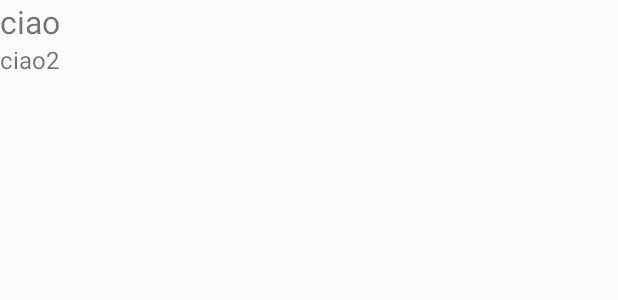
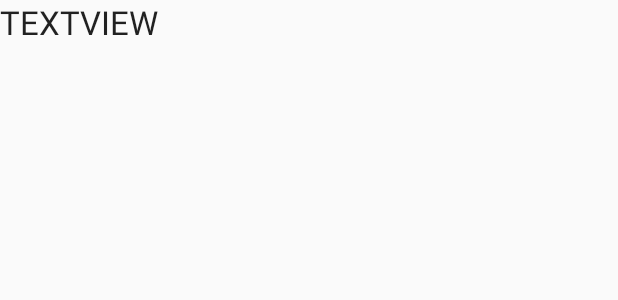
Before and after one commit to Biase/Bricks, an Android app: the layout da_text.xml on its own in the app's theme, with its tools: preview values and no code run, on a phone screen of 412 x 824 dp. Shown: the top 300 px of the screen. Run offline under Robolectric (Android 15) with nearby library versions, the phone set to English and light mode, and no system bars; network calls fail.

```diff
--- a/app/src/main/res/layout/da_text.xml
+++ b/app/src/main/res/layout/da_text.xml
@@ -1,25 +1,10 @@
 <?xml version="1.0" encoding="utf-8"?>
-
-<LinearLayout  xmlns:android="http://schemas.android.com/apk/res/android"
-    android:orientation="vertical"
-    android:layout_width="match_parent"
-    android:layout_height="wrap_content">
-
-    <TextView
-        android:textSize="21sp"
-        android:text="ciao"
-        android:layout_width="wrap_content"
-        android:layout_height="match_parent"
-        android:id="@+id/textView1">
-    </TextView>
-
-    <TextView
-        android:textSize="16sp"
-        android:layout_width="match_parent"
-        android:layout_height="wrap_content"
-        android:text="ciao2"
-        android:id="@+id/textView2">
-    </TextView>
-
-
-</LinearLayout>
+<TextView xmlns:android="http://schemas.android.com/apk/res/android"
+    android:id="@+id/textViewElem"
+    android:layout_width="wrap_content"
+    android:layout_height="wrap_content"
+    android:layout_weight="1"
+    android:text="TextView"
+    android:textAllCaps="true"
+    android:textAppearance="@style/TextAppearance.AppCompat.Large">
+</TextView>
--- a/app/src/main/res/layout/dialog.xml
+++ b/app/src/main/res/layout/dialog.xml
@@ -9,6 +9,10 @@
         android:id="@+id/textView2"
         android:layout_width="wrap_content"
         android:layout_height="wrap_content"
+        android:layout_alignParentStart="true"
+        android:layout_alignParentTop="true"
+        android:layout_marginStart="16dp"
+        android:layout_marginTop="12dp"
         android:text="Nome Progetto" />
 
     <Button
```
